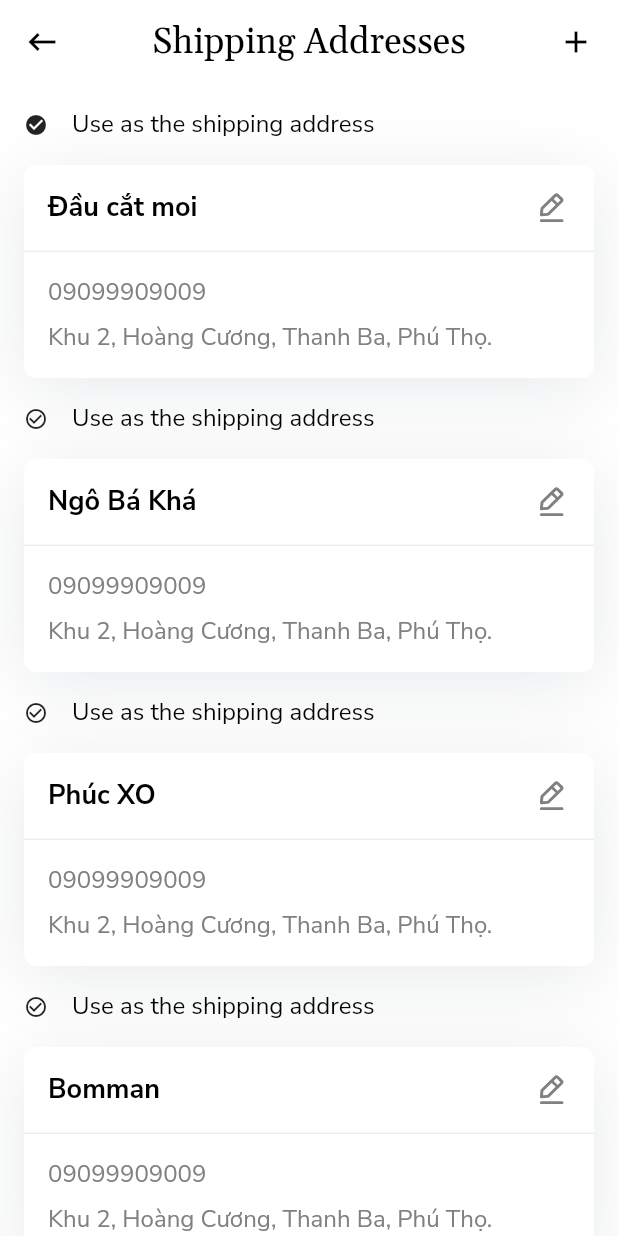
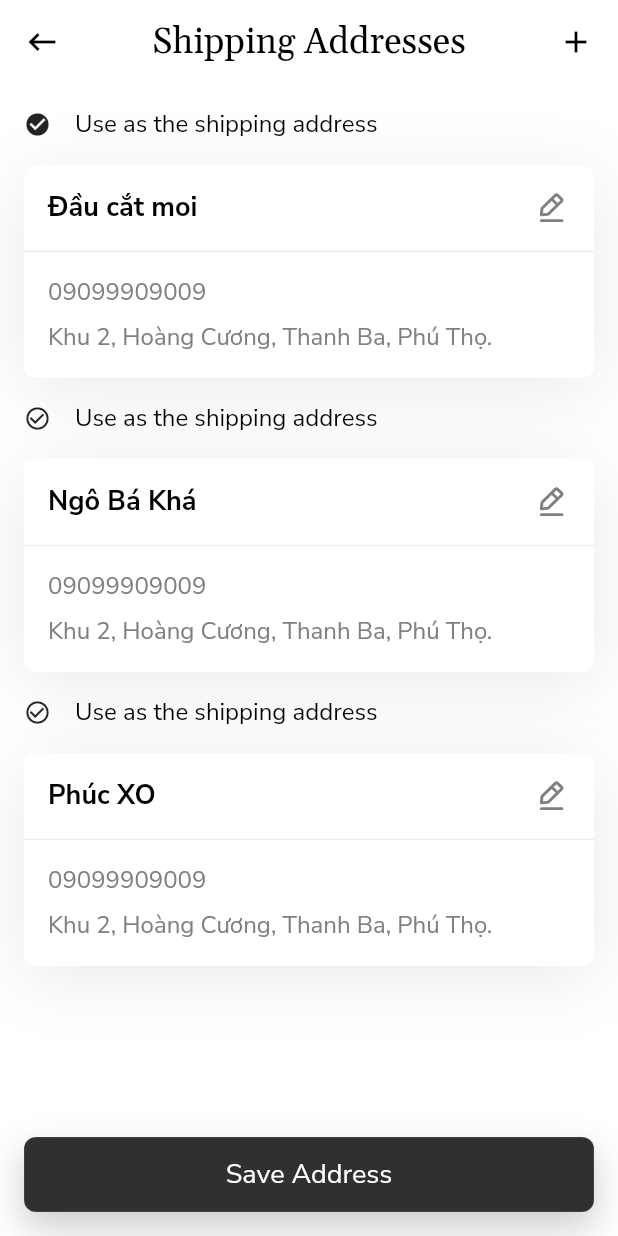
Before and after one commit to hahpuc/ShopApp-Mobile, a Flutter app: the ShippingAddressesPage screen opened by its route, on a phone screen of 412 x 824 dp. Run offline on Flutter 3.47's test engine with Material 2 defaults, Android fonts, the phone set to English and light mode, and no system bars; our stand-ins replace connectivity_plus, flutter_bloc, flutter_easyloading, flutter_svg, get_it, infinite_scroll_pagination and 3 more; accounts and stored records are empty; generated files the repository leaves out were written again.

Commit message:
[LongNT] refactor code

```diff
--- a/lib/data/model/response/my_cart_response.dart
+++ b/lib/data/model/response/my_cart_response.dart
@@ -2,7 +2,7 @@
   final String? urlImage;
   final String? productName;
   final double? price;
-  final int? total;
+  late final int? total;
 
   MyCartResponseData({
     this.urlImage,
--- a/lib/presentation/pages/customer/add_shipping_address/add_shipping_address_page.dart
+++ b/lib/presentation/pages/customer/add_shipping_address/add_shipping_address_page.dart
@@ -1,4 +1,5 @@
 import 'package:flutter/material.dart';
+import 'package:flutter_easyloading/flutter_easyloading.dart';
 import 'package:furniture_shop/presentation/widgets/base/tap_outside_to_unfocus.dart';
 import 'package:furniture_shop/presentation/widgets/primary_button.dart';
 import 'package:furniture_shop/values/colors.dart';
@@ -88,6 +89,9 @@
   Widget _buildButton() {
     return PrimaryButton(
       title: 'Add new address',
+      onPressed: () {
+        EasyLoading.showSuccess('Add new address successfully');
+      },
     );
   }
 
--- a/lib/presentation/pages/customer/shipping_addresses/address.dart
+++ b/lib/presentation/pages/customer/shipping_addresses/address.dart
@@ -1,5 +1,6 @@
 import 'package:flutter/material.dart';
 import 'package:furniture_shop/presentation/widgets/base/custom_text.dart';
+import 'package:furniture_shop/presentation/widgets/primary_button.dart';
 import 'package:furniture_shop/presentation/widgets/shipping_information_widget.dart';
 import 'package:furniture_shop/values/dimens.dart';
 
@@ -8,23 +9,27 @@
   final String? phoneNumber;
   final String? address;
   final bool? isDefaultAddress;
-
+  final OnPressed? onTap;
   Address(
       {required this.name,
       required this.phoneNumber,
       required this.address,
-      required this.isDefaultAddress});
+      required this.isDefaultAddress,
+      this.onTap});
   @override
   Widget build(BuildContext context) {
     return Column(
       children: [
         Row(
           children: [
-            Icon(
-              isDefaultAddress == true
-                  ? Icons.check_circle
-                  : Icons.check_circle_outline,
-              size: 16.0,
+            InkWell(
+              onTap: onTap,
+              child: Icon(
+                isDefaultAddress == true
+                    ? Icons.check_circle
+                    : Icons.check_circle_outline,
+                size: 18.0,
+              ),
             ),
             SizedBox(width: AppDimen.horizontalSpacing),
             CustomText('Use as the shipping address'),
--- a/lib/presentation/pages/customer/shipping_addresses/shipping_addresses_page.dart
+++ b/lib/presentation/pages/customer/shipping_addresses/shipping_addresses_page.dart
@@ -15,6 +15,8 @@
 }
 
 class _ShippingAddressesPageState extends State<ShippingAddressesPage> {
+  bool isDefault = true;
+
   @override
   Widget build(BuildContext context) {
     return Scaffold(
@@ -84,21 +86,19 @@
       name: "Đầu cắt moi",
       phoneNumber: "09099909009",
       address: "Khu 2, Hoàng Cương, Thanh Ba, Phú Thọ.",
-        isDefaultAddress: true),
+      isDefaultAddress: true,
+    ),
     Address(
       name: "Ngô Bá Khá",
       phoneNumber: "09099909009",
       address: "Khu 2, Hoàng Cương, Thanh Ba, Phú Thọ.",
-        isDefaultAddress: false),
+      isDefaultAddress: false,
+    ),
     Address(
       name: "Phúc XO",
       phoneNumber: "09099909009",
       address: "Khu 2, Hoàng Cương, Thanh Ba, Phú Thọ.",
-        isDefaultAddress: false),
-    Address(
-        name: "Bomman",
-        phoneNumber: "09099909009",
-        address: "Khu 2, Hoàng Cương, Thanh Ba, Phú Thọ.",
-        isDefaultAddress: false),
+      isDefaultAddress: false,
+    ),
   ];
 }
--- a/lib/presentation/widgets/shipping_information_widget.dart
+++ b/lib/presentation/widgets/shipping_information_widget.dart
@@ -1,5 +1,6 @@
 import 'package:flutter/material.dart';
 import 'package:flutter_svg/svg.dart';
+import 'package:furniture_shop/configs/routes.dart';
 import 'package:furniture_shop/generated/assets/assets.gen.dart';
 import 'package:furniture_shop/values/colors.dart';
 import 'package:furniture_shop/values/dimens.dart';
@@ -36,10 +37,16 @@
                   fontSize: FontSize.BIG,
                   fontWeight: FontWeight.bold,
                 ),
-                SvgPicture.asset(
-                  Assets.images.icEditSvg.path,
-                  height: 24.0,
-                  width: 24.0,
+                InkWell(
+                  onTap: () {
+                    Navigator.pushNamed(
+                        context, RoutePaths.ADD_SHIPPING_ADDRESSES);
+                  },
+                  child: SvgPicture.asset(
+                    Assets.images.icEditSvg.path,
+                    height: 24.0,
+                    width: 24.0,
+                  ),
                 ),
               ],
             ),
```
Also changed, not shown: lib/presentation/pages/customer/checkout/checkout_page.dart (+16 -1 lines), lib/presentation/pages/customer/wish_list/whish_list_page.dart (+46 -0 lines), lib/presentation/pages/customer/wish_list/widget/whish_list_widget.dart (+20 -12 lines). Lines whose indentation alone changed are shown as unchanged.
